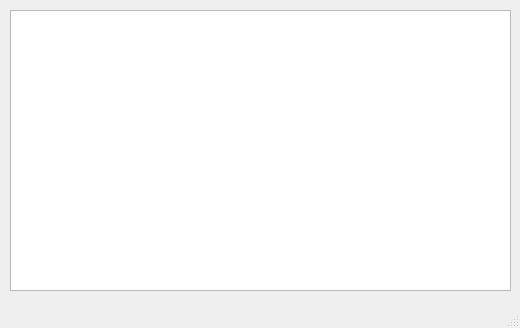
Before: the Qt Designer form main.ui in Cosmoden/CoffeeShop, drawn with Qt 5.
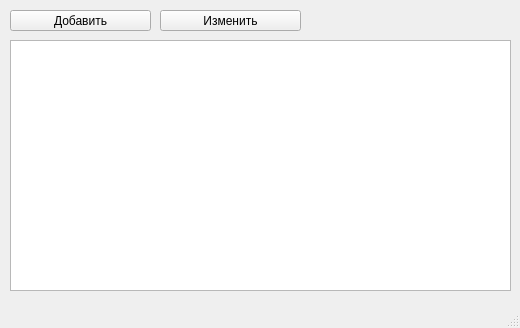
After: the same form once the commit is applied.

```diff
--- a/main.ui
+++ b/main.ui
@@ -18,12 +18,38 @@
     <property name="geometry">
      <rect>
       <x>10</x>
-      <y>10</y>
+      <y>40</y>
       <width>501</width>
-      <height>281</height>
+      <height>251</height>
      </rect>
     </property>
    </widget>
+   <widget class="QPushButton" name="pushButton">
+    <property name="geometry">
+     <rect>
+      <x>10</x>
+      <y>10</y>
+      <width>141</width>
+      <height>21</height>
+     </rect>
+    </property>
+    <property name="text">
+     <string>Добавить</string>
+    </property>
+   </widget>
+   <widget class="QPushButton" name="pushButton_2">
+    <property name="geometry">
+     <rect>
+      <x>160</x>
+      <y>10</y>
+      <width>141</width>
+      <height>21</height>
+     </rect>
+    </property>
+    <property name="text">
+     <string>Изменить</string>
+    </property>
+   </widget>
   </widget>
   <widget class="QMenuBar" name="menubar">
    <property name="geometry">
```
